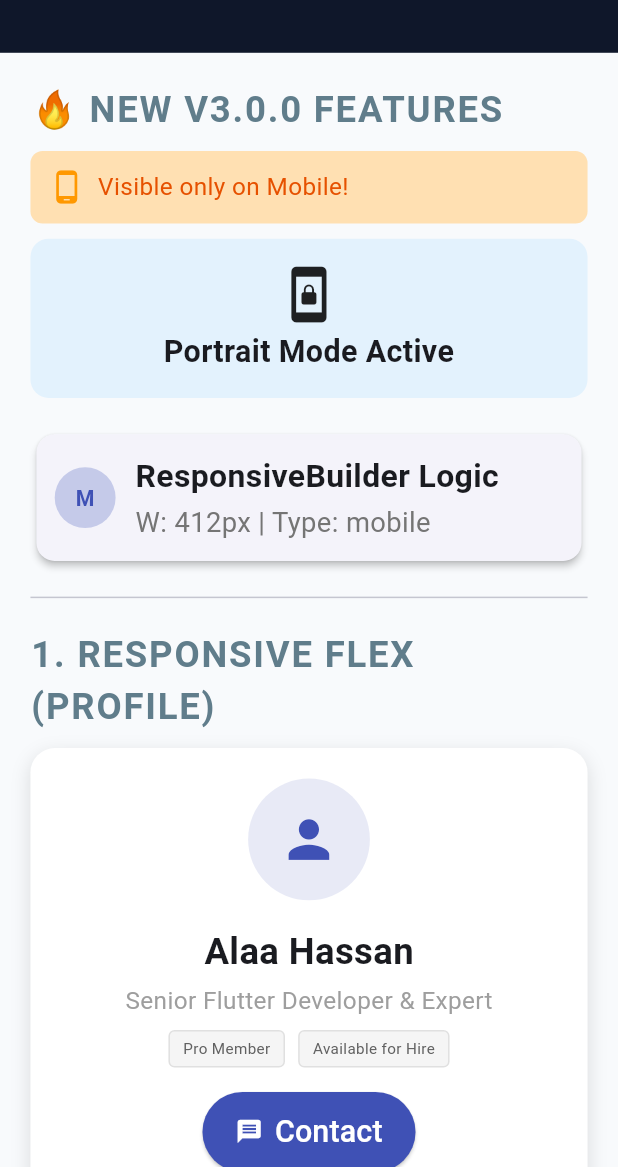
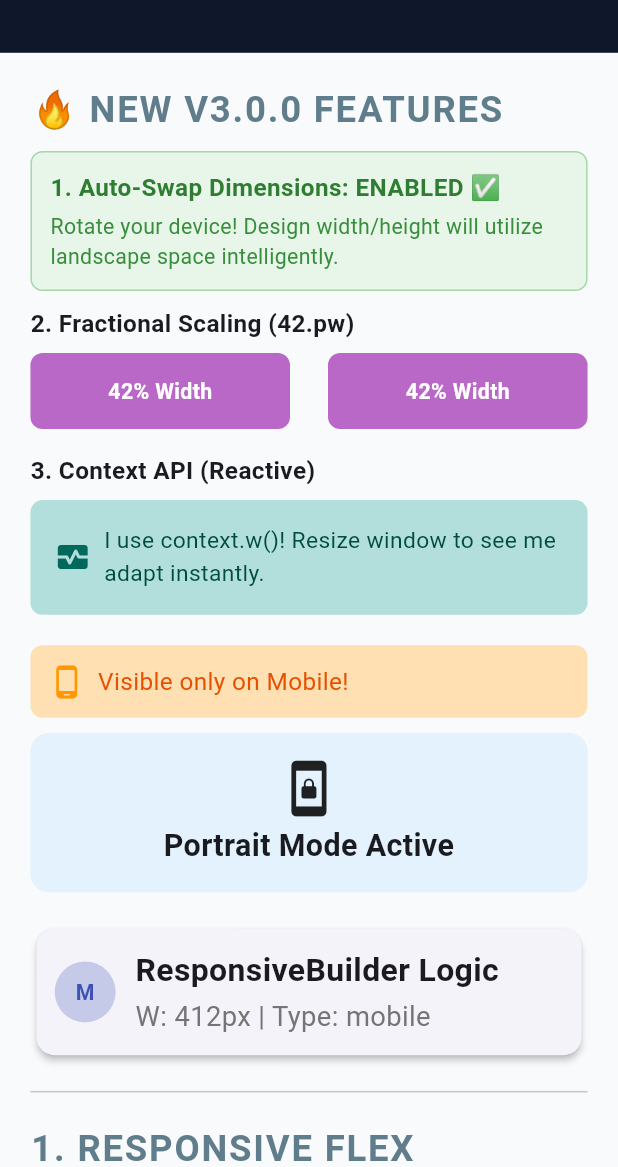
Before and after one commit to alaa989/flutter_scalify, a Flutter app: the screen it shows after launch, on a phone screen of 412 x 824 dp, the part 69-1236 px from its top. Run offline on Flutter 3.47's test engine with Material 3 defaults, Android fonts, the phone set to English and light mode, and no system bars.

Commit message:
feat: Introduce auto-swap dimensions, context-based scaling methods, and percentage-based sizing extensions.

```diff
--- a/example/lib/main.dart
+++ b/example/lib/main.dart
@@ -23,6 +23,7 @@ class MyApp extends StatelessWidget {
         enableGranularNotifications: true,
         memoryProtectionThreshold: 1920.0,
         highResScaleFactor: 0.60,
+        autoSwapDimensions: true,
       ),
       builder: (context, child) {
         final base = ThemeData(
@@ -135,6 +136,87 @@ class ScalifyShowcaseScreen extends StatelessWidget {
                 crossAxisAlignment: CrossAxisAlignment.stretch,
                 children: [
                   const _SectionHeader(title: "🔥 NEW v3.0.0 FEATURES"),
+                  Container(
+                    padding: 12.p,
+                    margin: 10.pb,
+                    decoration: BoxDecoration(
+                        color: Colors.green.shade50,
+                        border: Border.all(color: Colors.green.shade200),
+                        borderRadius: 8.br),
+                    child: Column(
+                      crossAxisAlignment: CrossAxisAlignment.start,
+                      children: [
+                        Text("1. Auto-Swap Dimensions: ENABLED ✅",
+                            style: TextStyle(
+                                color: Colors.green.shade800,
+                                fontWeight: FontWeight.bold,
+                                fontSize: 16.fz)),
+                        4.sbh,
+                        Text(
+                            "Rotate your device! Design width/height will utilize landscape space intelligently.",
+                            style: TextStyle(
+                                color: Colors.green.shade700, fontSize: 14.fz)),
+                      ],
+                    ),
+                  ),
+                  Text("2. Fractional Scaling (42.pw)",
+                      style: TextStyle(
+                          fontWeight: FontWeight.bold, fontSize: 16.fz)),
+                  8.sbh,
+                  Row(
+                    mainAxisAlignment: MainAxisAlignment.spaceBetween,
+                    children: [
+                      Container(
+                        width: 42.pw,
+                        height: 50.h,
+                        decoration: BoxDecoration(
+                            color: Colors.purple.shade300, borderRadius: 8.br),
+                        alignment: Alignment.center,
+                        child: Text("42% Width",
+                            style: TextStyle(
+                                color: Colors.white,
+                                fontWeight: FontWeight.bold,
+                                fontSize: 14.fz)),
+                      ),
+                      Container(
+                        width: 42.pw,
+                        height: 50.h,
+                        decoration: BoxDecoration(
+                            color: Colors.purple.shade300, borderRadius: 8.br),
+                        alignment: Alignment.center,
+                        child: Text("42% Width",
+                            style: TextStyle(
+                                color: Colors.white,
+                                fontWeight: FontWeight.bold,
+                                fontSize: 14.fz)),
+                      ),
+                    ],
+                  ),
+                  16.sbh,
+                  Text("3. Context API (Reactive)",
+                      style: TextStyle(
+                          fontWeight: FontWeight.bold, fontSize: 16.fz)),
+                  8.sbh,
+                  Container(
+                    width: context.w(375),
+                    padding: 16.p,
+                    decoration: BoxDecoration(
+                        color: Colors.teal.shade100, borderRadius: 8.br),
+                    child: Row(
+                      children: [
+                        Icon(Icons.monitor_heart, color: Colors.teal.shade800),
+                        8.sbw,
+                        Expanded(
+                          child: Text(
+                            "I use context.w()! Resize window to see me adapt instantly.",
+                            style: TextStyle(
+                                color: Colors.teal.shade900, fontSize: 15.fz),
+                          ),
+                        ),
+                      ],
+                    ),
+                  ),
+                  20.sbh,
                   ResponsiveVisibility(
                     visibleOn: const [ScreenType.mobile],
                     child: Container(
--- a/lib/responsive_scale/responsive_data.dart
+++ b/lib/responsive_scale/responsive_data.dart
@@ -116,18 +116,29 @@ class ResponsiveData {
     }
 
     // Scale Logic
-    double calculatedScaleWidth = width / cfg.designWidth;
+    double designWidth = cfg.designWidth;
+    double designHeight = cfg.designHeight;
+
+    if (cfg.autoSwapDimensions) {
+      final bool isLandscape = width > height;
+      if (isLandscape) {
+        designWidth = cfg.designHeight;
+        designHeight = cfg.designWidth;
+      }
+    }
+
+    double calculatedScaleWidth = width / designWidth;
     if (width > cfg.memoryProtectionThreshold) {
-      final thresholdScale = cfg.memoryProtectionThreshold / cfg.designWidth;
+      final thresholdScale = cfg.memoryProtectionThreshold / designWidth;
       final excessWidth = width - cfg.memoryProtectionThreshold;
       calculatedScaleWidth = thresholdScale +
-          ((excessWidth / cfg.designWidth) * cfg.highResScaleFactor);
+          ((excessWidth / designWidth) * cfg.highResScaleFactor);
     }
 
     final double finalScaleWidth =
         calculatedScaleWidth.clamp(cfg.minScale, cfg.maxScale);
     final double finalScaleHeight =
-        (height / cfg.designHeight).clamp(cfg.minScale, cfg.maxScale);
+        (height / designHeight).clamp(cfg.minScale, cfg.maxScale);
 
     // Combine width/height scaling into a single stable scaleFactor.
     // We use the minimum to avoid overstretching UI on one axis while the other is small.
--- a/lib/responsive_scale/responsive_extensions.dart
+++ b/lib/responsive_scale/responsive_extensions.dart
@@ -33,6 +33,17 @@ extension ResponsiveContext on BuildContext {
       largeDesktop: largeDesktop,
     );
   }
+
+  double w(double value) => value * responsiveData.scaleWidth;
+  double h(double value) => value * responsiveData.scaleHeight;
+  double r(double value) {
+    final s = responsiveData.scaleWidth < responsiveData.scaleHeight
+        ? responsiveData.scaleWidth
+        : responsiveData.scaleHeight;
+    return value * s;
+  }
+
+  double sp(double value) => value * responsiveData.scaleFactor;
 }
 
 /// Numeric extensions for responsive scaling
@@ -79,6 +90,16 @@ extension ResponsiveExtension on num {
 
   @pragma('vm:prefer-inline')
   int get si => (this * _g.scaleFactor).round();
+
+  // --- Percentage Scaling ---
+  /// Percentage of screen width (e.g. 50.pw = 50% of screen width)
+  @pragma('vm:prefer-inline')
+  double get pw => (this / 100) * _g.width;
+
+  /// Percentage of screen height (e.g. 50.hp = 50% of screen height)
+  /// Note: We use 'hp' because 'ph' is reserved for horizontal padding.
+  @pragma('vm:prefer-inline')
+  double get hp => (this / 100) * _g.height;
 
   // --- Spacing (SizedBox) ---
   SizedBox get sbh => SizedBox(height: h);
--- a/lib/responsive_scale/scalify_config.dart
+++ b/lib/responsive_scale/scalify_config.dart
@@ -64,6 +64,9 @@ class ScalifyConfig {
   /// Minimum width before the UI stops shrinking and enables horizontal scrolling.
   final double minWidth;
 
+  /// Whether to automatically swap design width/height in landscape mode.
+  final bool autoSwapDimensions;
+
   /// Creates a new [ScalifyConfig].
   const ScalifyConfig({
     this.designWidth = 375.0,
@@ -87,6 +90,7 @@ class ScalifyConfig {
     this.enableGranularNotifications = false,
     this.showDeprecationBanner = true,
     this.minWidth = 0.0,
+    this.autoSwapDimensions = false,
   })  : assert(minScale <= maxScale,
             'minScale must be less than or equal to maxScale'),
         assert(
@@ -117,6 +121,7 @@ class ScalifyConfig {
     bool? enableGranularNotifications,
     bool? showDeprecationBanner,
     double? minWidth,
+    bool? autoSwapDimensions,
   }) {
     return ScalifyConfig(
       designWidth: designWidth ?? this.designWidth,
@@ -148,6 +153,7 @@ class ScalifyConfig {
       showDeprecationBanner:
           showDeprecationBanner ?? this.showDeprecationBanner,
       minWidth: minWidth ?? this.minWidth,
+      autoSwapDimensions: autoSwapDimensions ?? this.autoSwapDimensions,
     );
   }
 }
```
